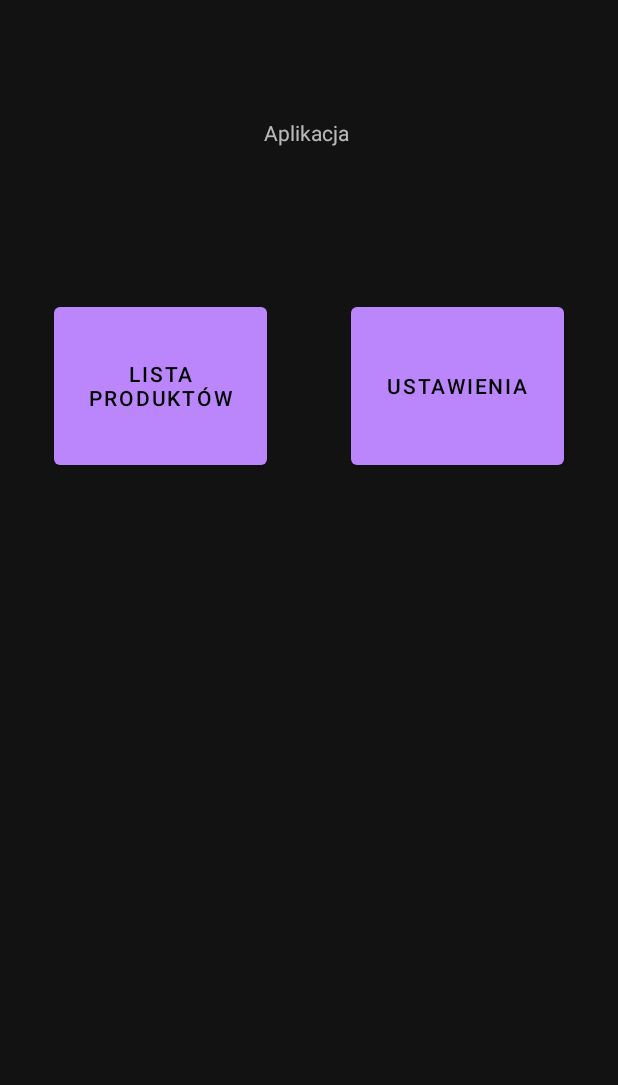
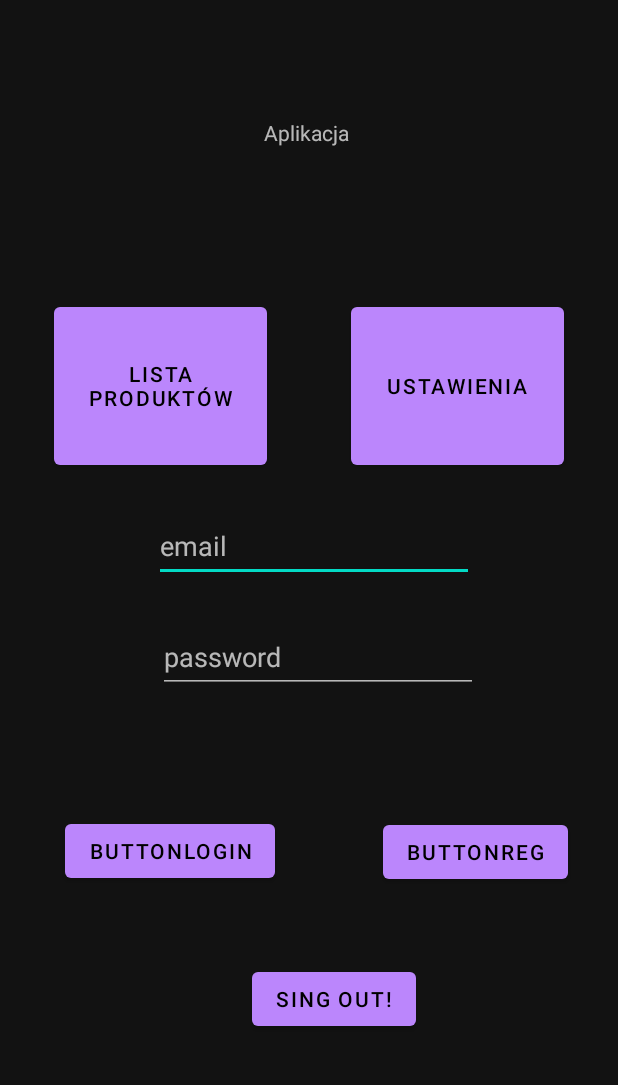
Before and after one commit to s18529/niniProjekt1, an Android app: the screen it shows after launch (MainActivity), on a phone screen of 412 x 824 dp, the part 62-1147 px from its top. Run offline under Robolectric (Android 15) with nearby library versions, the phone set to English and light mode, and no system bars; our stand-ins replace Firebase (no records; nobody signed in at launch, a user with empty details on screens opened directly).

Commit message:
pro 3 public only

```diff
--- a/app/build.gradle
+++ b/app/build.gradle
@@ -2,6 +2,7 @@ plugins {
     id 'com.android.application'
     id 'org.jetbrains.kotlin.android'
     id 'kotlin-kapt'
+    id 'com.google.gms.google-services'
 }
 
 android {
@@ -37,6 +38,8 @@ android {
 }
 
 dependencies {
+    implementation 'com.google.firebase:firebase-auth-ktx:21.0.2'
+    implementation 'com.google.firebase:firebase-database-ktx:20.1.0'
     def room_version = "2.4.3"
 
     implementation "androidx.room:room-runtime:$room_version"
--- a/app/src/main/java/com/example/niniprojekt1/ProductAdapter.kt
+++ b/app/src/main/java/com/example/niniprojekt1/ProductAdapter.kt
@@ -96,9 +96,9 @@ class ProductAdapter (private val viewModel: ProductViewModel) : RecyclerView.Ad
             notifyDataSetChanged()
         }
     }
-    suspend fun maxId():Long{
-        return viewModel.maxId()
-    }
+//    suspend fun maxId():Long{
+//        return viewModel.maxId()
+//    }
 
 
     fun setProducts(dbproducts: List<Product>){
--- a/app/src/main/res/layout/activity_main.xml
+++ b/app/src/main/res/layout/activity_main.xml
@@ -37,5 +37,63 @@
         app:layout_constraintStart_toStartOf="parent"
         app:layout_constraintTop_toTopOf="parent" />
 
+    <EditText
+        android:id="@+id/email"
+        android:layout_width="wrap_content"
+        android:layout_height="wrap_content"
+        android:layout_marginTop="24dp"
+        android:layout_marginEnd="96dp"
+        android:ems="10"
+        android:hint="email"
+        android:inputType="textEmailAddress"
+        android:minHeight="48dp"
+        app:layout_constraintBottom_toBottomOf="parent"
+        app:layout_constraintEnd_toEndOf="parent"
+        app:layout_constraintTop_toBottomOf="@+id/buttonList"
+        app:layout_constraintVertical_bias="0.0" />
+
+    <EditText
+        android:id="@+id/pass"
+        android:layout_width="wrap_content"
+        android:layout_height="wrap_content"
+        android:layout_marginStart="105dp"
+        android:layout_marginTop="26dp"
+        android:ems="10"
+        android:hint="password"
+        android:inputType="textPassword"
+        android:minHeight="48dp"
+        app:layout_constraintStart_toStartOf="parent"
+        app:layout_constraintTop_toBottomOf="@+id/email" />
+
+    <Button
+        android:id="@+id/buttonLogin"
+        android:layout_width="wrap_content"
+        android:layout_height="wrap_content"
+        android:layout_marginStart="43dp"
+        android:layout_marginTop="81dp"
+        android:text="ButtonLogin"
+        app:layout_constraintStart_toStartOf="parent"
+        app:layout_constraintTop_toBottomOf="@+id/pass" />
+
+    <Button
+        android:id="@+id/buttonreg"
+        android:layout_width="wrap_content"
+        android:layout_height="wrap_content"
+        android:layout_marginTop="82dp"
+        android:layout_marginEnd="33dp"
+        android:text="Buttonreg"
+        app:layout_constraintEnd_toEndOf="parent"
+        app:layout_constraintTop_toBottomOf="@+id/pass" />
+
+    <Button
+        android:id="@+id/singout"
+        android:layout_width="wrap_content"
+        android:layout_height="wrap_content"
+        android:layout_marginStart="168dp"
+        android:layout_marginTop="50dp"
+        android:text="Sing Out!"
+        app:layout_constraintStart_toStartOf="parent"
+        app:layout_constraintTop_toBottomOf="@+id/buttonreg" />
+
 
 </androidx.constraintlayout.widget.ConstraintLayout>
--- a/build.gradle
+++ b/build.gradle
@@ -1,4 +1,8 @@
-// Top-level build file where you can add configuration options common to all sub-projects/modules.
+buildscript {
+    dependencies {
+        classpath 'com.google.gms:google-services:4.3.10'
+    }
+}// Top-level build file where you can add configuration options common to all sub-projects/modules.
 plugins {
     id 'com.android.application' version '7.3.0' apply false
     id 'com.android.library' version '7.3.0' apply false
```
Also changed, not shown: app/src/main/AndroidManifest.xml (+8 -0 lines), app/src/main/java/com/example/niniprojekt1/MainActivity.kt (+66 -6 lines), app/src/main/java/com/example/niniprojekt1/Product.kt (+4 -5 lines), app/src/main/java/com/example/niniprojekt1/ProductDB.kt (+12 -14 lines), app/src/main/java/com/example/niniprojekt1/ProductDao.kt (+7 -7 lines), app/src/main/java/com/example/niniprojekt1/ProductListActivity.kt (+40 -20 lines), app/src/main/java/com/example/niniprojekt1/ProductRepository.kt (+86 -8 lines), app/src/main/java/com/example/niniprojekt1/ProductViewModel.kt (+11 -5 lines), app/src/main/res/layout/activity_product_list.xml (+21 -11 lines), 1 other file.
